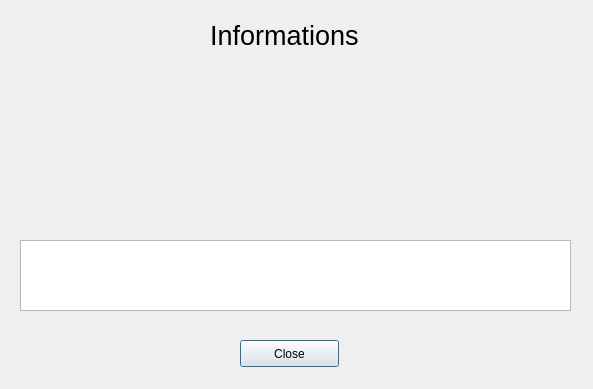
This is PDS Project/PDS_Project/userdata.ui in miguelrochajr/PDS as Qt 5 draws it before an edit. The edited form follows.
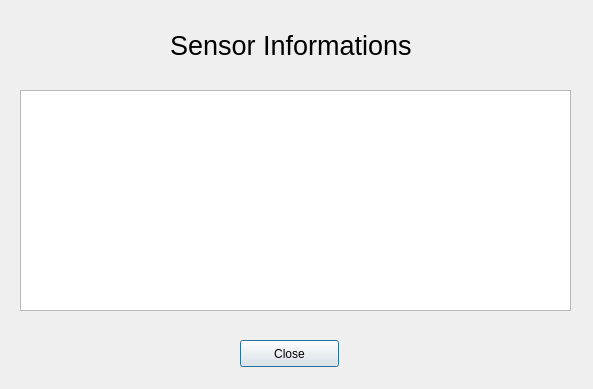
This is the edited form.

```diff
--- a/PDS Project/PDS_Project/userdata.ui
+++ b/PDS Project/PDS_Project/userdata.ui
@@ -16,9 +16,9 @@
   <widget class="QLabel" name="label">
    <property name="geometry">
     <rect>
-     <x>210</x>
-     <y>10</y>
-     <width>221</width>
+     <x>170</x>
+     <y>20</y>
+     <width>261</width>
      <height>51</height>
     </rect>
    </property>
@@ -28,7 +28,7 @@
     </font>
    </property>
    <property name="text">
-    <string>Informations</string>
+    <string>Sensor Informations</string>
    </property>
   </widget>
   <widget class="QPushButton" name="pushButton">
@@ -44,26 +44,13 @@
     <string>Close</string>
    </property>
   </widget>
-  <widget class="QLabel" name="label_picture">
-   <property name="geometry">
-    <rect>
-     <x>230</x>
-     <y>90</y>
-     <width>120</width>
-     <height>120</height>
-    </rect>
-   </property>
-   <property name="text">
-    <string/>
-   </property>
-  </widget>
   <widget class="QTableView" name="tableView">
    <property name="geometry">
     <rect>
      <x>20</x>
-     <y>240</y>
+     <y>90</y>
      <width>551</width>
-     <height>71</height>
+     <height>221</height>
     </rect>
    </property>
   </widget>
```
